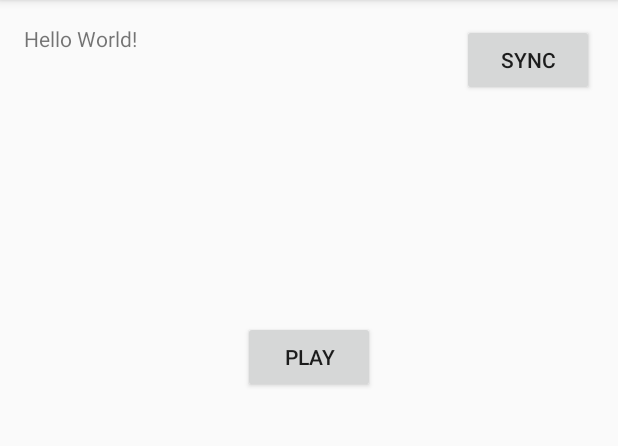
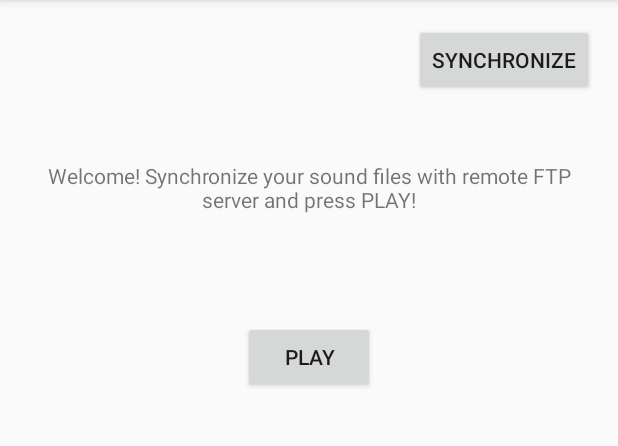
Before and after one commit to uprorock/Music-of-The-Nature, an Android app: the screen it shows after launch (MainActivity), on a phone screen of 412 x 824 dp, the part 84-530 px from its top. Run offline under Robolectric (Android 15) with nearby library versions, the phone set to English and light mode, and no system bars.

Commit message:
Localization DONE.

```diff
--- a/app/src/main/res/layout-land/activity_main.xml
+++ b/app/src/main/res/layout-land/activity_main.xml
@@ -10,9 +10,34 @@
     android:paddingTop="@dimen/activity_vertical_margin"
     tools:context="com.example.prorock.musicofnature.MainActivity">
 
+    <Button
+        android:text="@string/menu_sync"
+        android:layout_width="wrap_content"
+        android:layout_height="wrap_content"
+        android:layout_alignParentTop="true"
+        android:layout_alignParentRight="true"
+        android:layout_alignParentEnd="true"
+        android:onClick="onSyncButtonClicked"
+        android:id="@+id/button_sync" />
+
     <TextView
         android:id="@+id/sample_text"
         android:layout_width="wrap_content"
         android:layout_height="wrap_content"
-        android:text="Hello World!" />
+        android:gravity="center"
+        android:text="@string/text_welcome"
+        android:layout_marginTop="43dp"
+        android:layout_below="@+id/button_sync"
+        android:layout_centerHorizontal="true" />
+
+    <Button
+        android:text="@string/button_play"
+        android:layout_width="wrap_content"
+        android:layout_height="wrap_content"
+        android:layout_marginTop="41dp"
+        android:onClick="onPlayButtonClicked"
+        android:id="@+id/button_play"
+        android:layout_below="@+id/sample_text"
+        android:layout_centerHorizontal="true" />
+
 </RelativeLayout>
--- a/app/src/main/res/layout/activity_main.xml
+++ b/app/src/main/res/layout/activity_main.xml
@@ -10,14 +10,8 @@
     android:paddingTop="@dimen/activity_vertical_margin"
     tools:context="com.example.prorock.musicofnature.MainActivity">
 
-    <TextView
-        android:id="@+id/sample_text"
-        android:layout_width="wrap_content"
-        android:layout_height="wrap_content"
-        android:text="Hello World!" />
-
     <Button
-        android:text="Sync"
+        android:text="@string/menu_sync"
         android:layout_width="wrap_content"
         android:layout_height="wrap_content"
         android:layout_alignParentTop="true"
@@ -27,7 +21,7 @@
         android:id="@+id/button_sync" />
 
     <Button
-        android:text="Play"
+        android:text="@string/button_play"
         android:layout_width="wrap_content"
         android:layout_height="wrap_content"
         android:layout_below="@+id/button_sync"
@@ -36,4 +30,15 @@
         android:onClick="onPlayButtonClicked"
         android:id="@+id/button_play" />
 
+    <TextView
+        android:id="@+id/sample_text"
+        android:layout_width="wrap_content"
+        android:layout_height="wrap_content"
+        android:gravity="center"
+        android:text="@string/text_welcome"
+        android:layout_marginTop="43dp"
+        android:layout_below="@+id/button_sync"
+        android:layout_alignParentLeft="true"
+        android:layout_alignParentStart="true" />
+
 </RelativeLayout>
--- a/app/src/main/res/values/strings.xml
+++ b/app/src/main/res/values/strings.xml
@@ -1,3 +1,13 @@
 <resources>
-    <string name="app_name">Music of Nature</string>
+    <string name="app_name" translatable="false">Music of Nature</string>
+    <string name="button_play" translatable="false">PLAY</string>
+    <string name="button_stop" translatable="false">STOP</string>
+    <string name="menu_sync">Synchronize</string>
+    <string name="menu_about">About</string>
+    <string name="toast_permissions">You need to give permissions, restart app!</string>
+    <string name="toast_nofilesfound">There is no sound files, synchronize!</string>
+    <string name="text_welcome">Welcome! Synchronize your sound files with remote FTP server and press PLAY!</string>
+    <string name="toast_synccomplete">Sync complete!</string>
+    <string name="toast_syncerror">Synchronization error!</string>
+    <string name="toast_servererror">Can\'t connect to remote Server!</string>
 </resources>
```
Also changed, not shown: app/src/main/java/com/example/prorock/musicofnature/MainActivity.java (+7 -13 lines), app/src/main/java/com/example/prorock/musicofnature/SyncFiles.java (+3 -4 lines), 1 other file.
